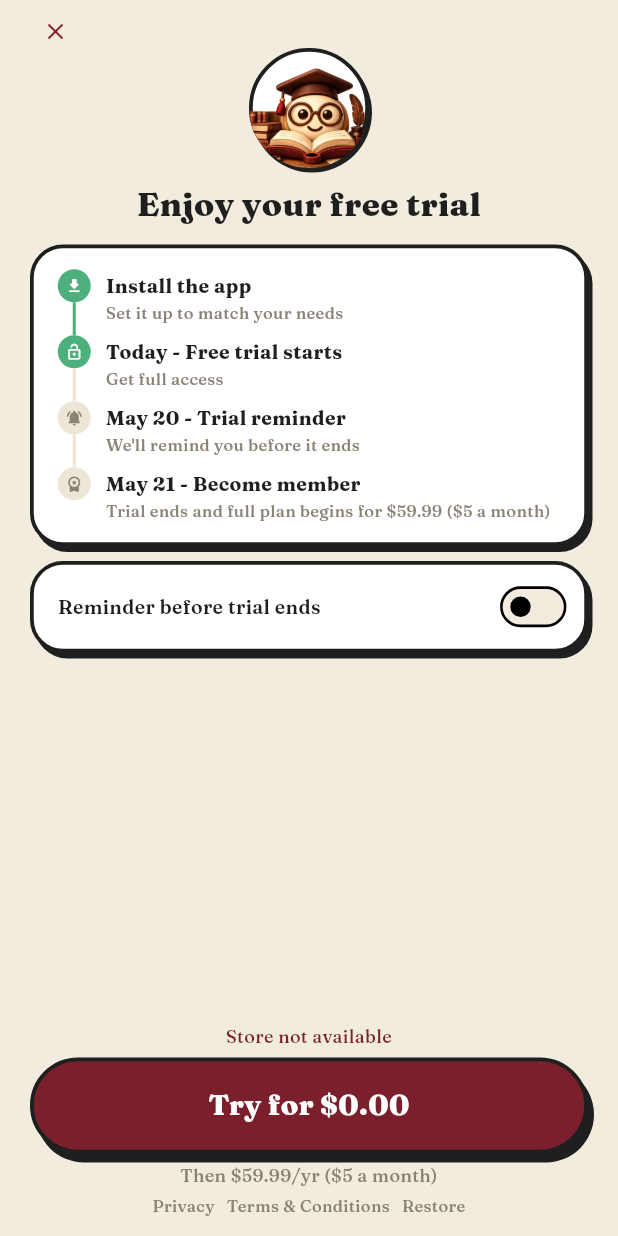
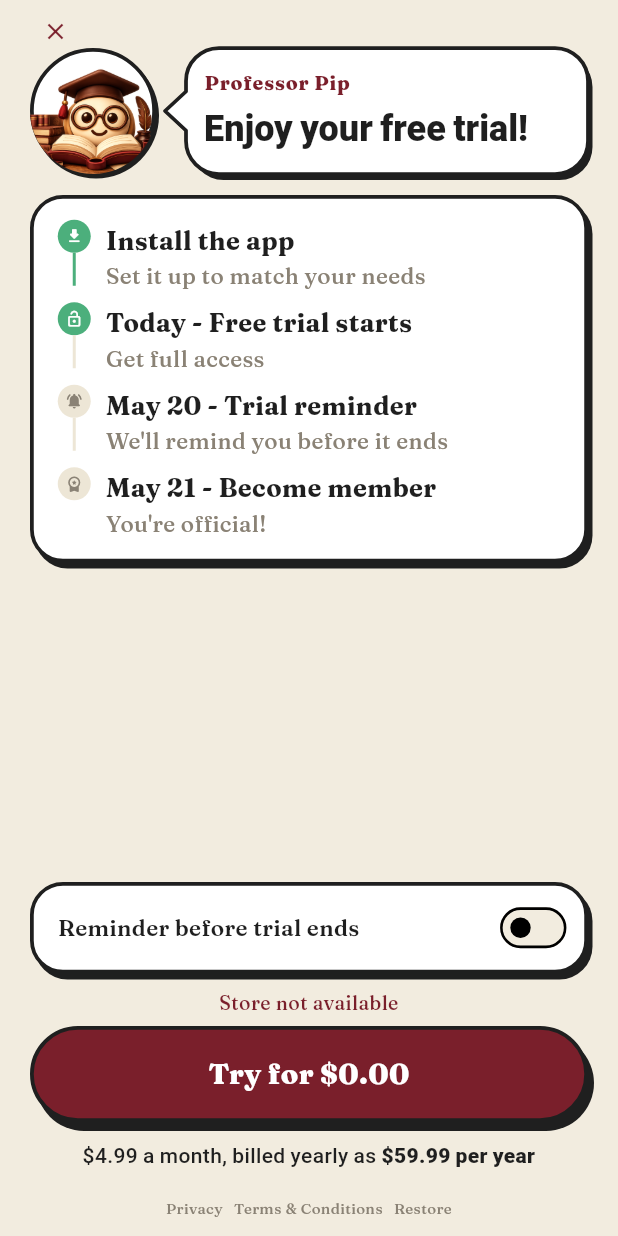
Before and after one commit to gdroel/vocabgenius, a Flutter app: the PaywallScreen screen opened directly, on a phone screen of 412 x 824 dp. Run offline on Flutter 3.47's test engine with Material 3 defaults, Android fonts, the phone set to English and light mode, and no system bars; our stand-ins replace flutter_local_notifications, google_fonts, in_app_purchase, shared_preferences, timezone; missing offline and left inert: facebook_app_events, posthog_flutter; accounts and stored records are empty; statements that could not run were skipped.

Commit message:
Redesign paywall with Pip speech bubble and updated pricing
Replace the static "Enjoy your free trial" header with a Professor Pip
speech bubble (typing animation + haptics, tail merged into bubble path).
Reorder so the reminder toggle sits directly above the trial CTA, bump
timeline/copy font sizes, and update price line to "$4.99 a month, billed
yearly as $59.99 per year". Trial reminder notification now reads as an
encouragement rather than a cancellation prompt.

Co-Authored-By: Claude Opus 4.7 (1M context) <noreply@anthropic.com>

```diff
--- a/lib/billing/paywall_screen.dart
+++ b/lib/billing/paywall_screen.dart
@@ -1,4 +1,5 @@
 import 'package:flutter/material.dart';
+import 'package:flutter/services.dart';
 import 'package:posthog_flutter/posthog_flutter.dart';
 import '../notifications/notifications_service.dart';
 import '../onboarding/theme.dart';
@@ -128,10 +129,12 @@ class _PaywallScreenState extends State<PaywallScreen> {
                         child: _CloseButton(onTap: widget.onDismiss),
                       ),
               ),
-              Center(
-                child: Container(
-                  width: 80,
-                  height: 80,
+              Row(
+                crossAxisAlignment: CrossAxisAlignment.center,
+                children: [
+                  Container(
+                    width: 84,
+                    height: 84,
                     decoration: BoxDecoration(
                       color: Colors.white,
                       shape: BoxShape.circle,
@@ -150,25 +153,20 @@ class _PaywallScreenState extends State<PaywallScreen> {
                       ),
                     ),
                   ),
+                  const SizedBox(width: 6),
+                  const Expanded(
+                    child: _PipBubble(text: 'Enjoy your free trial!'),
                   ),
-              const SizedBox(height: 8),
-              const Text(
-                'Enjoy your free trial',
-                textAlign: TextAlign.center,
-                style: TextStyle(
-                  color: AppColors.ink,
-                  fontSize: 22,
-                  fontWeight: FontWeight.w800,
+                ],
               ),
-              ),
-              const SizedBox(height: 12),
+              const SizedBox(height: 14),
               const _Timeline(),
-              const SizedBox(height: 10),
+              const Spacer(flex: 1),
               _ReminderToggle(
                 value: _reminderBeforeTrialEnds,
                 onChanged: _onReminderToggle,
               ),
-              const Spacer(flex: 1),
+              const SizedBox(height: 10),
               if (billing?.lastError != null && !(billing?.isPro ?? false))
                 Padding(
                   padding: const EdgeInsets.only(bottom: 6),
@@ -177,7 +175,7 @@ class _PaywallScreenState extends State<PaywallScreen> {
                     textAlign: TextAlign.center,
                     style: const TextStyle(
                       color: AppColors.burgundy,
-                      fontSize: 12,
+                      fontSize: 13,
                     ),
                   ),
                 ),
@@ -185,19 +183,27 @@ class _PaywallScreenState extends State<PaywallScreen> {
                 label: _busy ? 'Working…' : 'Try for \$0.00',
                 onPressed: _busy ? null : _buy,
               ),
-              const SizedBox(height: 6),
-              const Text(
-                'Then \$59.99/yr (\$5 a month)',
+              const SizedBox(height: 12),
+              const Text.rich(
+                TextSpan(
+                  style: TextStyle(color: AppColors.ink, fontSize: 14),
+                  children: [
+                    TextSpan(text: '\$4.99 a month, billed yearly as '),
+                    TextSpan(
+                      text: '\$59.99 per year',
+                      style: TextStyle(fontWeight: FontWeight.w800),
+                    ),
+                  ],
+                ),
                 textAlign: TextAlign.center,
-                style: TextStyle(color: AppColors.muted, fontSize: 12),
               ),
-              const SizedBox(height: 4),
+              const SizedBox(height: 18),
               GestureDetector(
                 onTap: _busy ? null : _restore,
                 child: const Text(
                   'Privacy   Terms & Conditions   Restore',
                   textAlign: TextAlign.center,
-                  style: TextStyle(color: AppColors.muted, fontSize: 11),
+                  style: TextStyle(color: AppColors.muted, fontSize: 10),
                 ),
               ),
             ],
@@ -227,7 +233,7 @@ class _Timeline extends StatelessWidget {
       ('Install the app', 'Set it up to match your needs', Icons.download_rounded),
       ('Today - Free trial starts', 'Get full access', Icons.lock_open_rounded),
       ('${_fmt(reminder)} - Trial reminder', "We'll remind you before it ends", Icons.notifications_active_rounded),
-      ('${_fmt(billing)} - Become member', 'Trial ends and full plan begins for \$59.99 (\$5 a month)', Icons.workspace_premium_rounded),
+      ('${_fmt(billing)} - Become member', "You're official!", Icons.workspace_premium_rounded),
     ];
     return Container(
       padding: const EdgeInsets.fromLTRB(16, 14, 16, 6),
@@ -282,15 +288,15 @@ class _Timeline extends StatelessWidget {
                           style: const TextStyle(
                             color: AppColors.ink,
                             fontWeight: FontWeight.w700,
-                            fontSize: 13,
+                            fontSize: 17,
                           ),
                         ),
-                        const SizedBox(height: 1),
+                        const SizedBox(height: 2),
                         Text(
                           items[i].$2,
                           style: const TextStyle(
                             color: AppColors.muted,
-                            fontSize: 11,
+                            fontSize: 15,
                             height: 1.25,
                           ),
                         ),
@@ -331,7 +337,7 @@ class _ReminderToggle extends StatelessWidget {
               'Reminder before trial ends',
               style: TextStyle(
                 color: AppColors.ink,
-                fontSize: 13,
+                fontSize: 15,
                 fontWeight: FontWeight.w600,
               ),
             ),
@@ -351,6 +357,167 @@ class _ReminderToggle extends StatelessWidget {
   }
 }
 
+class _PipBubble extends StatefulWidget {
+  final String text;
+  const _PipBubble({required this.text});
+
+  @override
+  State<_PipBubble> createState() => _PipBubbleState();
+}
+
+class _PipBubbleState extends State<_PipBubble>
+    with SingleTickerProviderStateMixin {
+  late final AnimationController _ctl = AnimationController(
+    vsync: this,
+    duration: Duration(milliseconds: (widget.text.length * 60).clamp(900, 3200)),
+  );
+  late final Animation<int> _chars =
+      StepTween(begin: 0, end: widget.text.length)
+          .animate(CurvedAnimation(parent: _ctl, curve: Curves.easeOut));
+
+  int _lastTickedAt = 0;
+
+  @override
+  void initState() {
+    super.initState();
+    _chars.addListener(() {
+      final shown = _chars.value;
+      if (shown > _lastTickedAt && shown - _lastTickedAt >= 2) {
+        _lastTickedAt = shown;
+        HapticFeedback.selectionClick();
+      }
+    });
+    Future.delayed(const Duration(milliseconds: 350), () {
+      if (mounted) _ctl.forward();
+    });
+  }
+
+  @override
+  void dispose() {
+    _ctl.dispose();
+    super.dispose();
+  }
+
+  @override
+  Widget build(BuildContext context) {
+    return CustomPaint(
+      painter: _SpeechBubblePainter(),
+      child: Padding(
+        padding: const EdgeInsets.fromLTRB(26, 14, 18, 16),
+        child: Column(
+        crossAxisAlignment: CrossAxisAlignment.start,
+        children: [
+          const Text(
+            'Professor Pip',
+            style: TextStyle(
+              color: AppColors.burgundy,
+              fontSize: 13,
+              fontWeight: FontWeight.w800,
+              letterSpacing: 0.5,
+            ),
+          ),
+          const SizedBox(height: 6),
+          AnimatedBuilder(
+            animation: _chars,
+            builder: (_, _) {
+              final shown = widget.text.substring(0, _chars.value);
+              final isTyping = _chars.value < widget.text.length;
+              return RichText(
+                text: TextSpan(
+                  style: const TextStyle(
+                    color: AppColors.ink,
+                    fontSize: 24,
+                    fontWeight: FontWeight.w800,
+                    height: 1.2,
+                  ),
+                  children: [
+                    TextSpan(text: shown),
+                    if (isTyping)
+                      const TextSpan(
+                        text: '▍',
+                        style: TextStyle(color: AppColors.muted),
+                      ),
+                  ],
+                ),
+              );
+            },
+          ),
+        ],
+        ),
+      ),
+    );
+  }
+}
+
+class _SpeechBubblePainter extends CustomPainter {
+  @override
+  void paint(Canvas canvas, Size size) {
+    const tailWidth = 14.0;
+    const tailHeight = 26.0;
+    final radius = const Radius.circular(22);
+    final tailCenterY = size.height / 2;
+    final bodyLeft = tailWidth;
+
+    final path = Path()
+      // Start at top-left of body (after rounding)
+      ..moveTo(bodyLeft + radius.x, 0)
+      ..lineTo(size.width - radius.x, 0)
+      ..arcToPoint(
+        Offset(size.width, radius.y),
+        radius: radius,
+      )
+      ..lineTo(size.width, size.height - radius.y)
+      ..arcToPoint(
+        Offset(size.width - radius.x, size.height),
+        radius: radius,
+      )
+      ..lineTo(bodyLeft + radius.x, size.height)
+      ..arcToPoint(
+        Offset(bodyLeft, size.height - radius.y),
+        radius: radius,
+      )
+      // Down the left edge to the tail bottom
+      ..lineTo(bodyLeft, tailCenterY + tailHeight / 2)
+      // Out to the tail tip
+      ..lineTo(0, tailCenterY)
+      // Back up to the tail top
+      ..lineTo(bodyLeft, tailCenterY - tailHeight / 2)
+      // Up to the top-left corner
+      ..lineTo(bodyLeft, radius.y)
+      ..arcToPoint(
+        Offset(bodyLeft + radius.x, 0),
+        radius: radius,
+      )
+      ..close();
+
+    // Drop shadow
+    canvas.drawPath(
+      path.shift(const Offset(3, 4)),
+      Paint()
+        ..color = Brutal.borderColor
+        ..style = PaintingStyle.fill,
+    );
+
+    canvas.drawPath(
+      path,
+      Paint()
+        ..color = Colors.white
+        ..style = PaintingStyle.fill,
+    );
+    canvas.drawPath(
+      path,
+      Paint()
+        ..color = Brutal.borderColor
+        ..style = PaintingStyle.stroke
+        ..strokeWidth = Brutal.borderWidth
+        ..strokeJoin = StrokeJoin.round,
+    );
+  }
+
+  @override
+  bool shouldRepaint(covariant CustomPainter oldDelegate) => false;
+}
+
 class _CloseButton extends StatelessWidget {
   final VoidCallback onTap;
   const _CloseButton({required this.onTap});
--- a/lib/notifications/notifications_service.dart
+++ b/lib/notifications/notifications_service.dart
@@ -20,6 +20,7 @@ class NotificationsService {
         requestBadgePermission: false,
         requestSoundPermission: false,
       ),
+      android: AndroidInitializationSettings('@mipmap/ic_launcher'),
     );
     await _plugin.initialize(settings);
     _initialized = true;
@@ -44,8 +45,8 @@ class NotificationsService {
     final fireAt = tz.TZDateTime.now(tz.local).add(delay);
     await _plugin.zonedSchedule(
       _trialReminderId,
-      'Your free trial ends tomorrow',
-      'Cancel anytime in Settings → Subscriptions if you don\'t want to keep going.',
+      'Your Professor Pip starts tomorrow!',
+      "We're excited for you to continue learning",
       fireAt,
       const NotificationDetails(
         iOS: DarwinNotificationDetails(presentAlert: true, presentSound: true),
```
Lines whose indentation alone changed are shown as unchanged.
